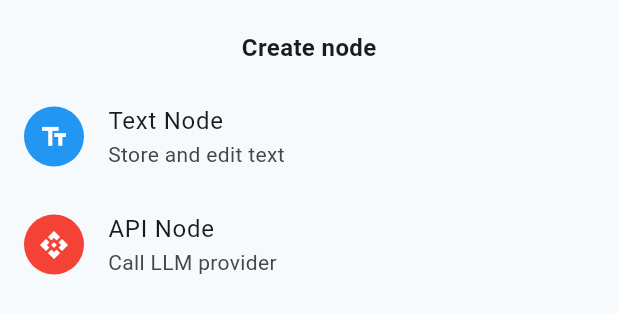
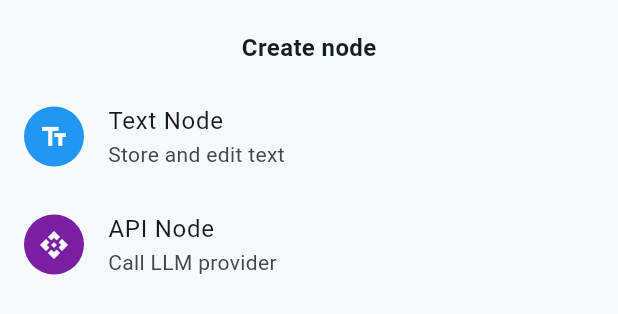
Before and after one commit to iamweasel89/musical-succotash, a Flutter app: the NodeTypePicker widget shown alone on an empty page, opened directly, on a phone screen of 412 x 824 dp. Shown: the top 314 px of the screen. Run offline on Flutter 3.47's test engine with Material 3 defaults, Android fonts, the phone set to English and light mode, and no system bars; our stand-ins replace hive_flutter; accounts and stored records are empty.

Commit message:
ui: API node color red → purple (0xFF7B1FA2)
Red is now exclusive to the error status ring.
Purple clearly distinguishes API nodes from text nodes (blue).

https://claude.ai/code/session_01YZLrqPATDuZ4r2HbuCMAoi

```diff
--- a/lib/canvas/hex_painter.dart
+++ b/lib/canvas/hex_painter.dart
@@ -22,7 +22,7 @@ class RoutingState {
 
 // ── Colours ────────────────────────────────────────────────────────────────
 Color nodeColor(NodeType t) =>
-    t == NodeType.text ? const Color(0xFF2196F3) : const Color(0xFFF44336);
+    t == NodeType.text ? const Color(0xFF2196F3) : const Color(0xFF7B1FA2);
 
 Color statusRingColor(NodeStatus s, double pulse) {
   switch (s) {
--- a/lib/widgets/node_panel.dart
+++ b/lib/widgets/node_panel.dart
@@ -117,7 +117,7 @@ class _NodePanelState extends State<NodePanel> {
                     decoration: BoxDecoration(
                       color: isText
                           ? const Color(0xFF2196F3)
-                          : const Color(0xFFF44336),
+                          : const Color(0xFF7B1FA2),
                       shape: BoxShape.circle,
                     ),
                   ),
@@ -419,7 +419,7 @@ class _ReceivedSlot extends StatelessWidget {
               margin: const EdgeInsets.only(right: 6),
               decoration: BoxDecoration(
                 color: sourceIsApi
-                    ? const Color(0xFFF44336)
+                    ? const Color(0xFF7B1FA2)
                     : const Color(0xFF2196F3),
                 shape: BoxShape.circle,
               ),
--- a/lib/widgets/node_type_picker.dart
+++ b/lib/widgets/node_type_picker.dart
@@ -28,7 +28,7 @@ class NodeTypePicker extends StatelessWidget {
             ),
             ListTile(
               leading: const CircleAvatar(
-                backgroundColor: Color(0xFFF44336),
+                backgroundColor: Color(0xFF7B1FA2),
                 child: Icon(Icons.api, color: Colors.white, size: 20),
               ),
               title: const Text('API Node'),
--- a/lib/widgets/text_node_sheet.dart
+++ b/lib/widgets/text_node_sheet.dart
@@ -160,7 +160,7 @@ class _IncomingTile extends StatelessWidget {
           radius: 14,
           backgroundColor: node.type == NodeType.text
               ? const Color(0xFF2196F3)
-              : const Color(0xFFF44336),
+              : const Color(0xFF7B1FA2),
         ),
         title: Text(node.name.isEmpty ? '(unnamed)' : node.name,
             style: const TextStyle(fontSize: 13)),
```
